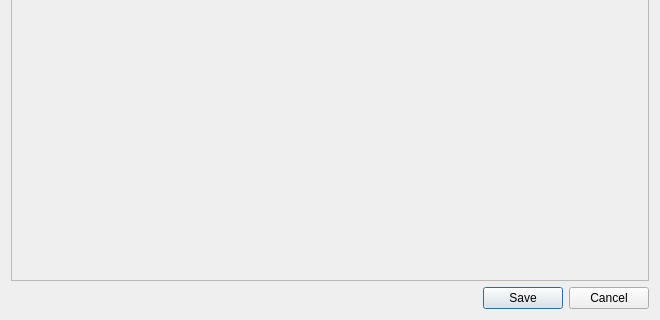
Qt form src/gui/ui/robot_config_dialog.ui (techandpeople/SoftEdIBO) before a commit; both pictures show x 0 to 660 and y 220 to 540 of the 660 by 540 pixel window.
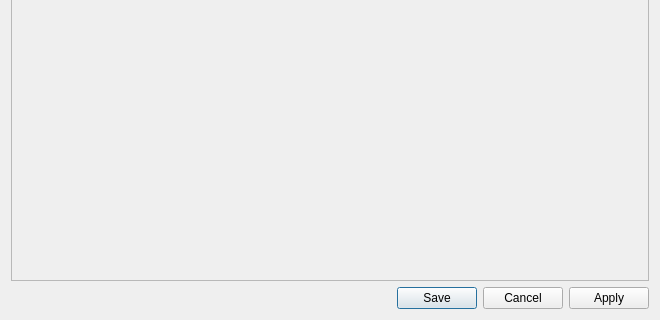
The same form after that commit.

The edit to the form file:
```diff
--- a/src/gui/ui/robot_config_dialog.ui
+++ b/src/gui/ui/robot_config_dialog.ui
@@ -26,7 +26,7 @@
    </item>
    <item>
     <widget class="QDialogButtonBox" name="button_box">
-     <property name="standardButtons"><set>QDialogButtonBox::Cancel|QDialogButtonBox::Save</set></property>
+     <property name="standardButtons"><set>QDialogButtonBox::Apply|QDialogButtonBox::Cancel|QDialogButtonBox::Save</set></property>
     </widget>
    </item>
   </layout>
```
